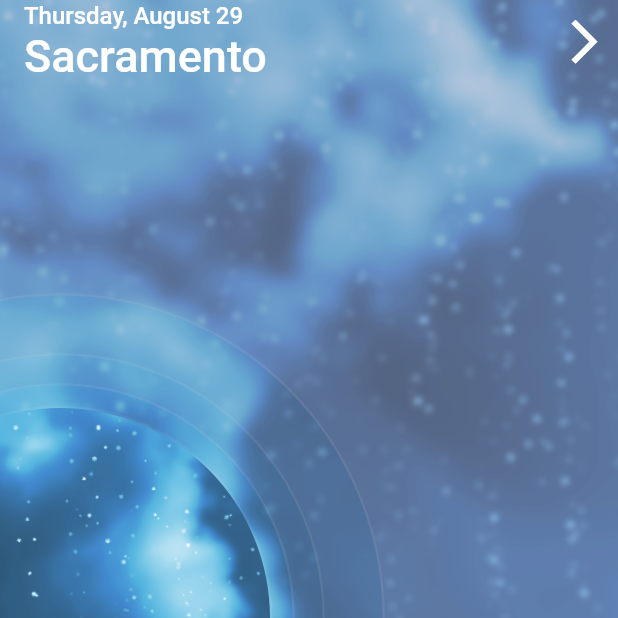
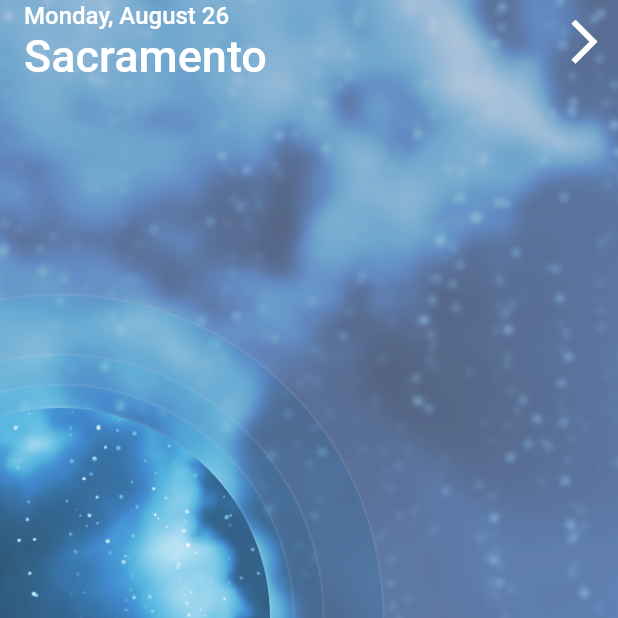
Before and after one commit to yidinghe/flutter_weather, a Flutter app: the screen it shows after launch, on a phone screen of 412 x 824 dp, the top half of it. Run offline on Flutter 3.47's test engine with Material 2 defaults, Android fonts, the phone set to English and light mode, and no system bars.

Commit message:
Finished spinner_text.

```diff
--- a/lib/forcast/app_bar.dart
+++ b/lib/forcast/app_bar.dart
@@ -1,9 +1,14 @@
 import 'package:flutter/material.dart';
+import 'package:weather/generic_widgets/spinner_text.dart';
 
 class ForecastAppBar extends StatelessWidget {
   final Function onDrawerArrowTap;
+  final String selectedDay;
 
-  ForecastAppBar({this.onDrawerArrowTap});
+  ForecastAppBar({
+    this.onDrawerArrowTap,
+    this.selectedDay,
+  });
 
   @override
   Widget build(BuildContext context) {
@@ -14,9 +19,8 @@ class ForecastAppBar extends StatelessWidget {
       title: Column(
         crossAxisAlignment: CrossAxisAlignment.start,
         children: <Widget>[
-          Text(
-            'Thursday, August 29',
-            style: TextStyle(color: Colors.white, fontSize: 16.0),
+          SpinnerText(
+            text: selectedDay,
           ),
           Text(
             'Sacramento',
--- /dev/null
+++ b/lib/generic_widgets/spinner_text.dart
@@ -0,0 +1,112 @@
+import 'package:flutter/material.dart';
+
+class SpinnerText extends StatefulWidget {
+  final String text;
+
+  SpinnerText({
+    this.text = '',
+  });
+
+  @override
+  State<StatefulWidget> createState() {
+    return new _SpinnerTextState();
+  }
+}
+
+class _SpinnerTextState extends State<SpinnerText>
+    with SingleTickerProviderStateMixin {
+  String topText = '';
+  String bottomText = '';
+  AnimationController _spinTextAnimationController;
+  Animation<double> _spinAnimation;
+
+  @override
+  void initState() {
+    super.initState();
+    bottomText = widget.text;
+
+    _spinTextAnimationController = AnimationController(
+      vsync: this,
+      duration: Duration(milliseconds: 750),
+    )
+      ..addListener(() => setState(() {}))
+      ..addStatusListener((AnimationStatus status) {
+        if (status == AnimationStatus.completed) {
+          setState(() {
+            bottomText = topText;
+            topText = '';
+            _spinTextAnimationController.value = 0.0;
+          });
+        }
+      });
+
+    _spinAnimation = CurvedAnimation(
+      parent: _spinTextAnimationController,
+      curve: Curves.elasticInOut,
+    );
+  }
+
+  @override
+  void dispose() {
+    _spinTextAnimationController.dispose();
+    super.dispose();
+  }
+
+  @override
+  void didUpdateWidget(SpinnerText oldWidget) {
+    super.didUpdateWidget(oldWidget);
+
+    if (widget.text != oldWidget.text) {
+      // Need to spin new value.
+      topText = widget.text;
+      _spinTextAnimationController.forward();
+    }
+  }
+
+  @override
+  Widget build(BuildContext context) {
+    return ClipRect(
+      clipper: RectClipper(),
+      child: Stack(
+        children: <Widget>[
+          FractionalTranslation(
+            translation: Offset(0.0, _spinAnimation.value - 1.0),
+            child: Text(
+              topText,
+              maxLines: 1,
+              overflow: TextOverflow.ellipsis,
+              style: TextStyle(
+                color: Colors.white,
+                fontSize: 16.0,
+              ),
+            ),
+          ),
+          FractionalTranslation(
+            translation: Offset(0.0, _spinAnimation.value),
+            child: Text(
+              bottomText,
+              maxLines: 1,
+              overflow: TextOverflow.ellipsis,
+              style: TextStyle(
+                color: Colors.white,
+                fontSize: 16.0,
+              ),
+            ),
+          ),
+        ],
+      ),
+    );
+  }
+}
+
+class RectClipper extends CustomClipper<Rect> {
+  @override
+  Rect getClip(Size size) {
+    return new Rect.fromLTWH(0.0, 0.0, size.width, size.height);
+  }
+
+  @override
+  bool shouldReclip(CustomClipper<Rect> oldClipper) {
+    return true;
+  }
+}
--- a/lib/main.dart
+++ b/lib/main.dart
@@ -33,6 +33,7 @@ class MyHomePage extends StatefulWidget {
 class _MyHomePageState extends State<MyHomePage>
     with SingleTickerProviderStateMixin {
   OpenableController openableController;
+  String selectedDay = 'Monday, August 26';
 
   @override
   Widget build(BuildContext context) {
@@ -46,12 +47,17 @@ class _MyHomePageState extends State<MyHomePage>
             right: 0.0,
             child: ForecastAppBar(
               onDrawerArrowTap: openableController.open,
+              selectedDay: selectedDay,
             ),
           ),
           SlidingDrawer(
             openableController: openableController,
             drawer: WeekDrawer(
               onDaySelected: (String title) {
+                setState(() {
+                  selectedDay = title.replaceAll('\n', ', ');
+                });
+
                 openableController.close();
               },
             ),
```
